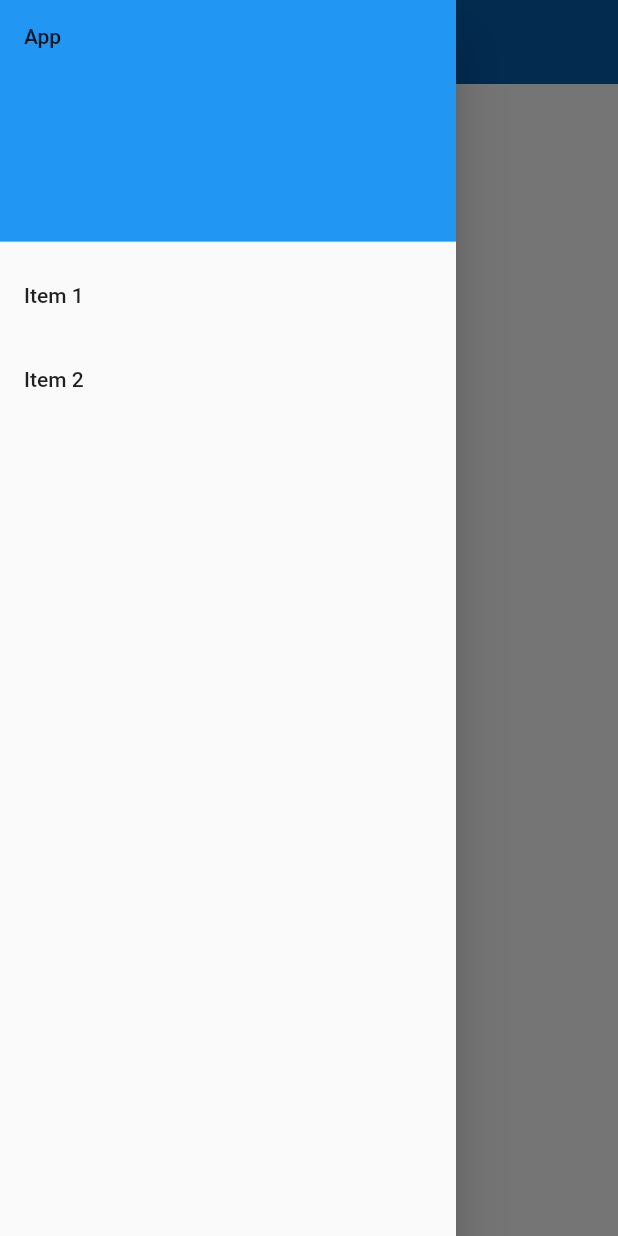
After one commit to cabavas/digital-mission, a Flutter app: the HomePage screen opened directly, with the side drawer open, on a phone screen of 412 x 824 dp. The commit adds this screen. Run offline on Flutter 3.47's test engine with Material 2 defaults, Android fonts, the phone set to English and light mode, and no system bars; our stand-ins replace cloud_firestore, email_validator, firebase_auth, firebase_core; accounts and stored records are empty; network calls fail; Roboto replaces fonts that are missing (Quicksand-VariableFont_wght).

Commit message:
Beginning Home Page

```diff
--- /dev/null
+++ b/lib/pages/home_page.dart
@@ -0,0 +1,60 @@
+import 'package:flutter/material.dart';
+
+class HomePage extends StatefulWidget {
+  HomePage({Key? key}) : super(key: key);
+
+  @override
+  State<HomePage> createState() => _HomePageState();
+}
+
+class _HomePageState extends State<HomePage> {
+  final GlobalKey<ScaffoldState> _key = GlobalKey();
+
+  bool _isDrawerOpen = false;
+  @override
+  Widget build(BuildContext context) {
+    return Scaffold(
+      backgroundColor: Colors.white,
+      appBar: AppBar(
+        backgroundColor: Color(0xff045eac),
+        elevation: 0.0,
+        leading: Builder(
+          builder: (context) => IconButton(
+            icon: Icon(
+              Icons.book,
+              color: Colors.white,
+            ),
+            onPressed: () => Scaffold.of(context).openDrawer(),
+            tooltip: MaterialLocalizations.of(context).openAppDrawerTooltip,
+          ),
+        ),
+        title: const Text('Missão Digital'),
+      ),
+      drawer: Drawer(
+        child: ListView(
+          padding: EdgeInsets.zero,
+          children: <Widget>[
+            DrawerHeader(
+              decoration: BoxDecoration(
+                color: Colors.blue,
+              ),
+              child: Text('App'),
+            ),
+            ListTile(
+              title: Text('Item 1'),
+              onTap: () {
+                Navigator.pop(context);
+              },
+            ),
+            ListTile(
+              title: Text('Item 2'),
+              onTap: () {
+                Navigator.pop(context);
+              },
+            ),
+          ],
+        ),
+      ),
+    );
+  }
+}
```
Also changed, not shown: lib/components/auth.dart (added, +43 -0 lines), lib/components/auth_form.dart (+16 -12 lines), lib/main.dart (+7 -1 lines), lib/pages/email_login_page.dart (+20 -1 lines).
